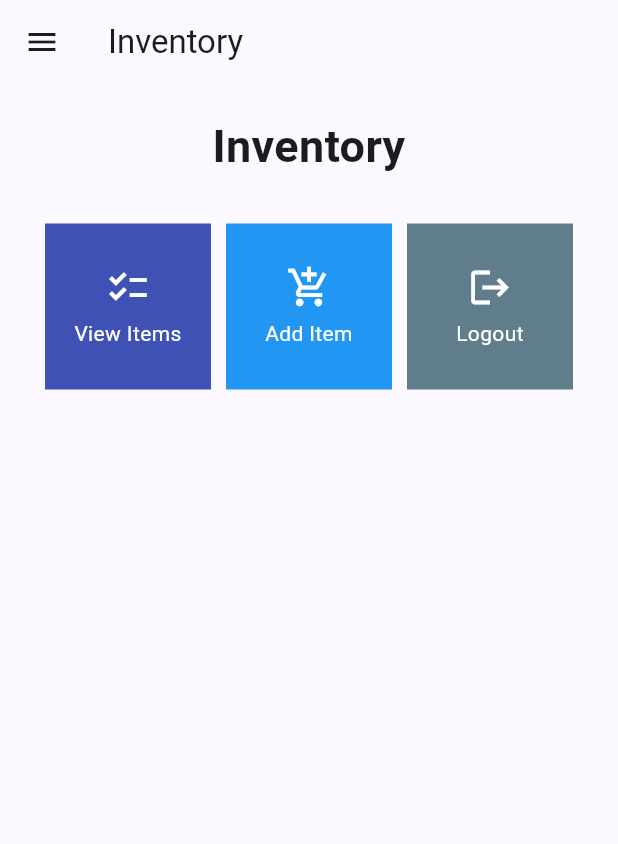
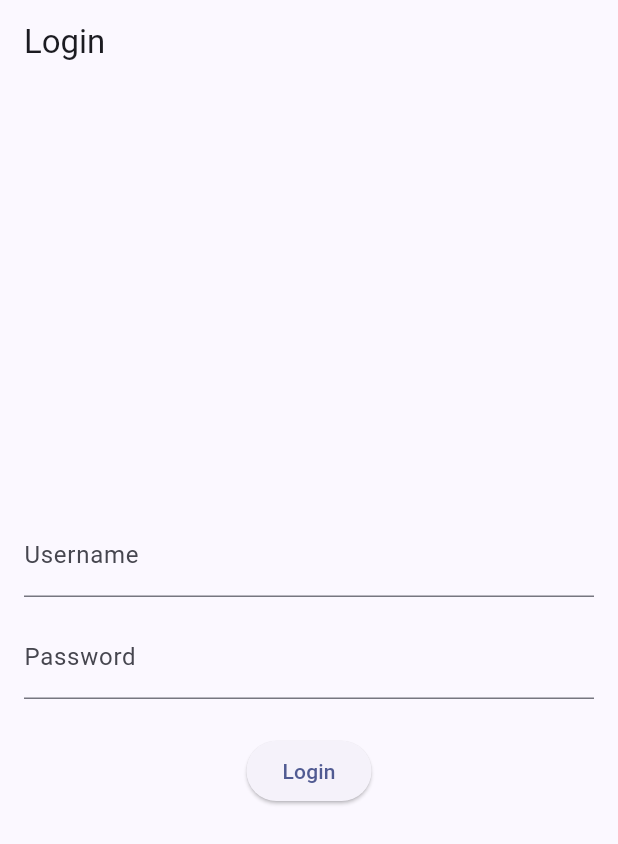
Before and after one commit to EzarY7/inventory-mobile, a Flutter app: the screen it shows after launch, on a phone screen of 412 x 824 dp. Shown: the top 844 px of the screen. Run offline on Flutter 3.47's test engine with Material 2 defaults, Android fonts, the phone set to English and light mode, and no system bars; missing offline and left inert: pbp_django_auth.

Commit message:
Almost finished with main tasks for Assignment 9

```diff
--- a/inventory/lib/main.dart
+++ b/inventory/lib/main.dart
@@ -1,5 +1,8 @@
 import 'package:flutter/material.dart';
+import 'package:inventory/screens/login.dart';
 import 'package:inventory/screens/menu.dart';
+import 'package:pbp_django_auth/pbp_django_auth.dart';
+import 'package:provider/provider.dart';
 
 void main() {
   runApp(const MyApp());
@@ -11,7 +14,12 @@ class MyApp extends StatelessWidget {
   // This widget is the root of your application.
   @override
   Widget build(BuildContext context) {
-    return MaterialApp(
+    return Provider(
+      create: (_) {
+                CookieRequest request = CookieRequest();
+                return request;
+            },
+    child: MaterialApp(
       title: 'Flutter Assignment',
       theme: ThemeData(
         // This is the theme of your application.
@@ -32,7 +40,8 @@ class MyApp extends StatelessWidget {
         colorScheme: ColorScheme.fromSeed(seedColor: Colors.indigo),
         useMaterial3: true,
       ),
-      home: const MyHomePage()
+      home: const LoginPage()
+    )
     );
   }
 }
--- a/inventory/lib/screens/itemlist.dart
+++ b/inventory/lib/screens/itemlist.dart
@@ -49,10 +49,10 @@ class _ItemListPageState extends State<ItemListPage> {
           GridView.count(
             // Container for our cards.
             primary: true,
-            padding: const EdgeInsets.all(20),
+            padding: const EdgeInsets.all(10),
             crossAxisSpacing: 10,
             mainAxisSpacing: 10,
-            crossAxisCount: 3,
+            crossAxisCount: 5,
             shrinkWrap: true,
             children: itemObjects.map((ItemObject item) { // Items from the itemObjects list.
               // Iteration for each item
--- /dev/null
+++ b/inventory/lib/screens/login.dart
@@ -0,0 +1,114 @@
+import 'package:inventory/screens/menu.dart';
+import 'package:flutter/material.dart';
+import 'package:pbp_django_auth/pbp_django_auth.dart';
+import 'package:provider/provider.dart';
+
+void main() {
+    runApp(const LoginApp());
+}
+
+class LoginApp extends StatelessWidget {
+const LoginApp({super.key});
+
+@override
+Widget build(BuildContext context) {
+    return MaterialApp(
+        title: 'Login',
+        theme: ThemeData(
+            primarySwatch: Colors.blue,
+    ),
+    home: const LoginPage(),
+    );
+    }
+}
+
+class LoginPage extends StatefulWidget {
+    const LoginPage({super.key});
+
+    @override
+    _LoginPageState createState() => _LoginPageState();
+}
+
+class _LoginPageState extends State<LoginPage> {
+    final TextEditingController _usernameController = TextEditingController();
+    final TextEditingController _passwordController = TextEditingController();
+
+    @override
+    Widget build(BuildContext context) {
+        final request = context.watch<CookieRequest>();
+        return Scaffold(
+            appBar: AppBar(
+                title: const Text('Login'),
+            ),
+            body: Container(
+                padding: const EdgeInsets.all(16.0),
+                child: Column(
+                    mainAxisAlignment: MainAxisAlignment.center,
+                    children: [
+                        TextField(
+                            controller: _usernameController,
+                            decoration: const InputDecoration(
+                                labelText: 'Username',
+                            ),
+                        ),
+                        const SizedBox(height: 12.0),
+                        TextField(
+                            controller: _passwordController,
+                            decoration: const InputDecoration(
+                                labelText: 'Password',
+                            ),
+                            obscureText: true,
+                        ),
+                        const SizedBox(height: 24.0),
+                        ElevatedButton(
+                            onPressed: () async {
+                                String username = _usernameController.text;
+                                String password = _passwordController.text;
+
+                                // Check credentials
+                                // TODO: Change the URL and don't forget to add a trailing slash (/) at the end of the URL!
+                                // To connect the Android emulator to Django on localhost,
+                                // use the URL http://10.0.2.2/
+                                final response = await request.login("http://127.0.0.1:8000/auth/login/", {
+                                'username': username,
+                                'password': password,
+                                });
+
+                                if (request.loggedIn) {
+                                    String message = response['message'];
+                                    String uname = response['username'];
+                                    Navigator.pushReplacement(
+                                        context,
+                                        MaterialPageRoute(builder: (context) => MyHomePage()),
+                                    );
+                                    ScaffoldMessenger.of(context)
+                                        ..hideCurrentSnackBar()
+                                        ..showSnackBar(
+                                            SnackBar(content: Text("$message Welcome, $uname.")));
+                                    } else {
+                                    showDialog(
+                                        context: context,
+                                        builder: (context) => AlertDialog(
+                                            title: const Text('Login Failed'),
+                                            content:
+                                                Text(response['message']),
+                                            actions: [
+                                                TextButton(
+                                                    child: const Text('OK'),
+                                                    onPressed: () {
+                                                        Navigator.pop(context);
+                                                    },
+                                                ),
+                                            ],
+                                        ),
+                                    );
+                                }
+                            },
+                            child: const Text('Login'),
+                        ),
+                    ],
+                ),
+            ),
+        );
+    }
+}
--- a/inventory/pubspec.yaml
+++ b/inventory/pubspec.yaml
@@ -35,6 +35,9 @@ dependencies:
   # The following adds the Cupertino Icons font to your application.
   # Use with the CupertinoIcons class for iOS style icons.
   cupertino_icons: ^1.0.2
+  provider: ^6.1.1
+  pbp_django_auth: ^0.4.0
+  http: ^1.1.0
 
 dev_dependencies:
   flutter_test:
```
Also changed, not shown: inventory/lib/models/item.dart (added, +65 -0 lines), inventory/lib/screens/itemlist_form.dart (+36 -31 lines), inventory/lib/screens/list_item.dart (added, +90 -0 lines), inventory/lib/widgets/inv_card.dart (+24 -1 lines), inventory/lib/widgets/left_drawer.dart (+15 -3 lines), inventory/pubspec.lock, 2 other files.
